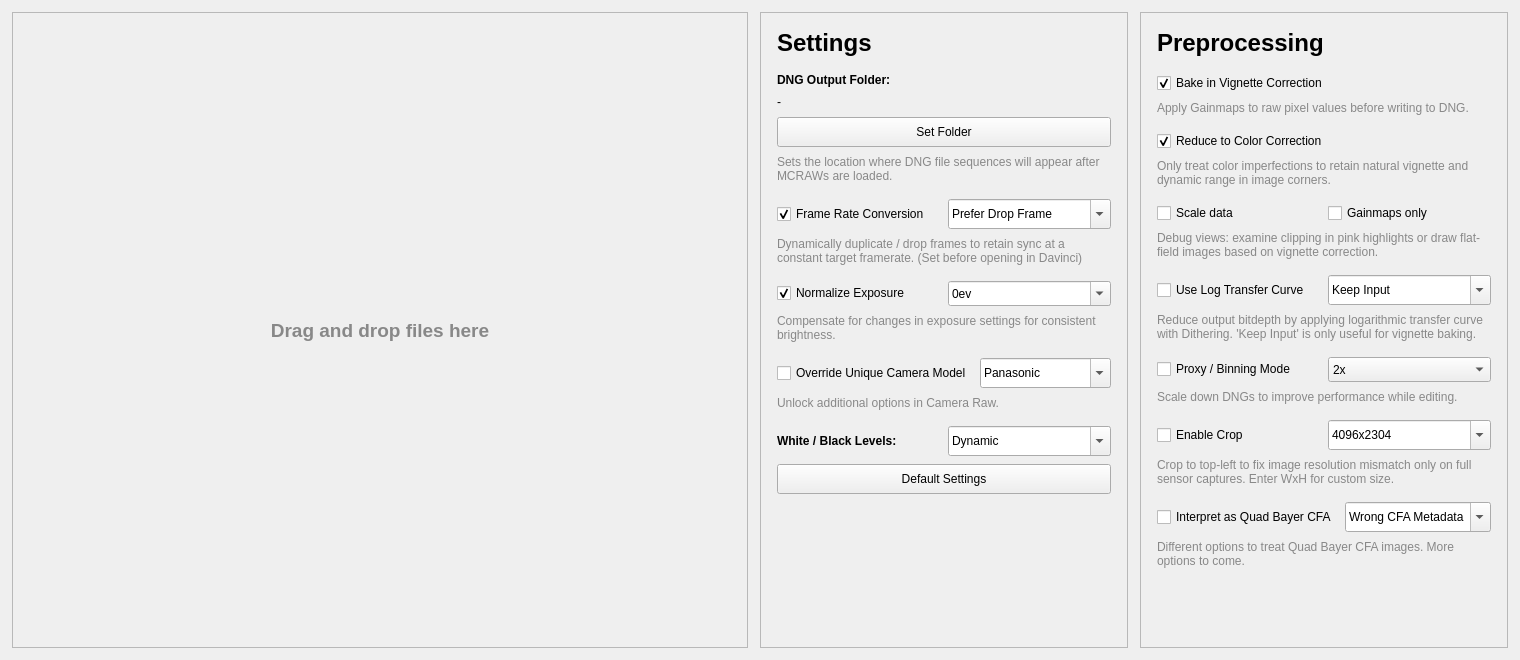
LeonardSander/motioncam-fs, file ui/mainwindow.ui: the form before one commit.
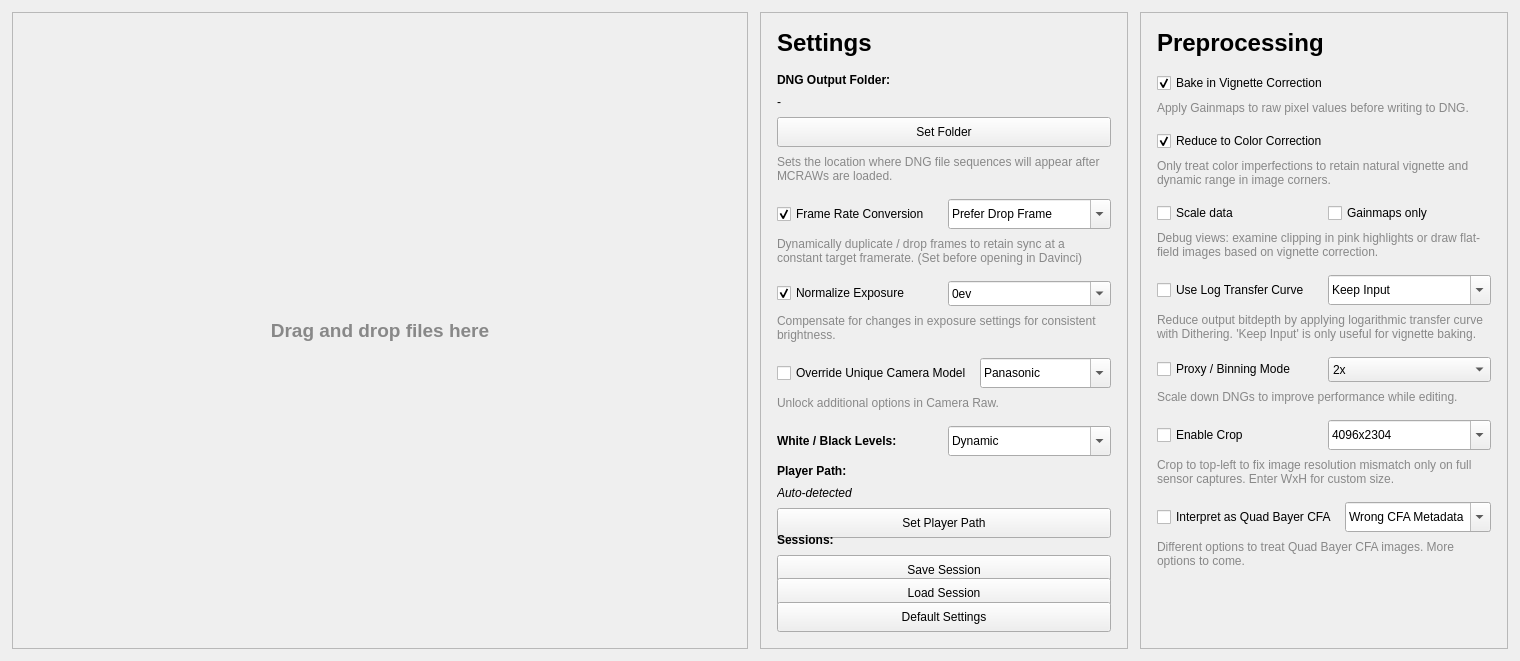
The form after the commit.

Commit message: Add player path preference and session save/load

What changed in the file:
```diff
--- a/ui/mainwindow.ui
+++ b/ui/mainwindow.ui
@@ -486,9 +486,86 @@
            </item>
             </widget>
            </item>
-          </layout>
+        </layout>
+       </item>
+       <item>
+        <layout class="QVBoxLayout" name="playerSection">
+         <property name="spacing">
+          <number>8</number>
+         </property>
+         <item>
+          <widget class="QLabel" name="playerSectionTitle">
+           <property name="text">
+            <string>&lt;html&gt;&lt;head/&gt;&lt;body&gt;&lt;p&gt;&lt;span style=&quot; font-weight:600;&quot;&gt;Player Path:&lt;/span&gt;&lt;/p&gt;&lt;/body&gt;&lt;/html&gt;</string>
+           </property>
+          </widget>
          </item>
          <item>
+          <widget class="QLabel" name="playerPathLabel">
+           <property name="text">
+            <string>&lt;i&gt;Auto-detected&lt;/i&gt;</string>
+           </property>
+           <property name="wordWrap">
+            <bool>true</bool>
+           </property>
+          </widget>
+         </item>
+         <item>
+          <widget class="QPushButton" name="setPlayerPathBtn">
+           <property name="minimumSize">
+            <size>
+             <width>0</width>
+             <height>30</height>
+            </size>
+           </property>
+           <property name="text">
+            <string>Set Player Path</string>
+           </property>
+          </widget>
+         </item>
+        </layout>
+       </item>
+       <item>
+        <layout class="QVBoxLayout" name="sessionSection">
+         <property name="spacing">
+          <number>8</number>
+         </property>
+         <item>
+          <widget class="QLabel" name="sessionSectionTitle">
+           <property name="text">
+            <string>&lt;html&gt;&lt;head/&gt;&lt;body&gt;&lt;p&gt;&lt;span style=&quot; font-weight:600;&quot;&gt;Sessions:&lt;/span&gt;&lt;/p&gt;&lt;/body&gt;&lt;/html&gt;</string>
+           </property>
+          </widget>
+         </item>
+         <item>
+          <widget class="QPushButton" name="saveSessionBtn">
+           <property name="minimumSize">
+            <size>
+             <width>0</width>
+             <height>30</height>
+            </size>
+           </property>
+           <property name="text">
+            <string>Save Session</string>
+           </property>
+          </widget>
+         </item>
+         <item>
+          <widget class="QPushButton" name="loadSessionBtn">
+           <property name="minimumSize">
+            <size>
+             <width>0</width>
+             <height>30</height>
+            </size>
+           </property>
+           <property name="text">
+            <string>Load Session</string>
+           </property>
+          </widget>
+         </item>
+        </layout>
+       </item>
+       <item>
         <layout class="QVBoxLayout" name="defaultSection">
          <property name="spacing">
           <number>8</number>
```
The commit also changes 2 other files.
